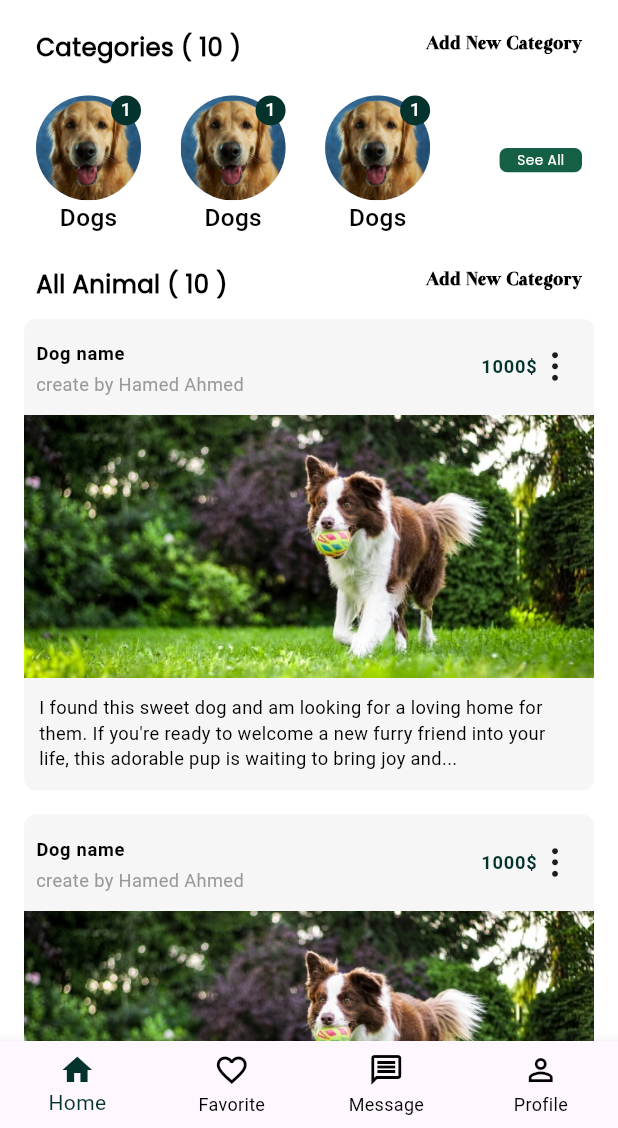
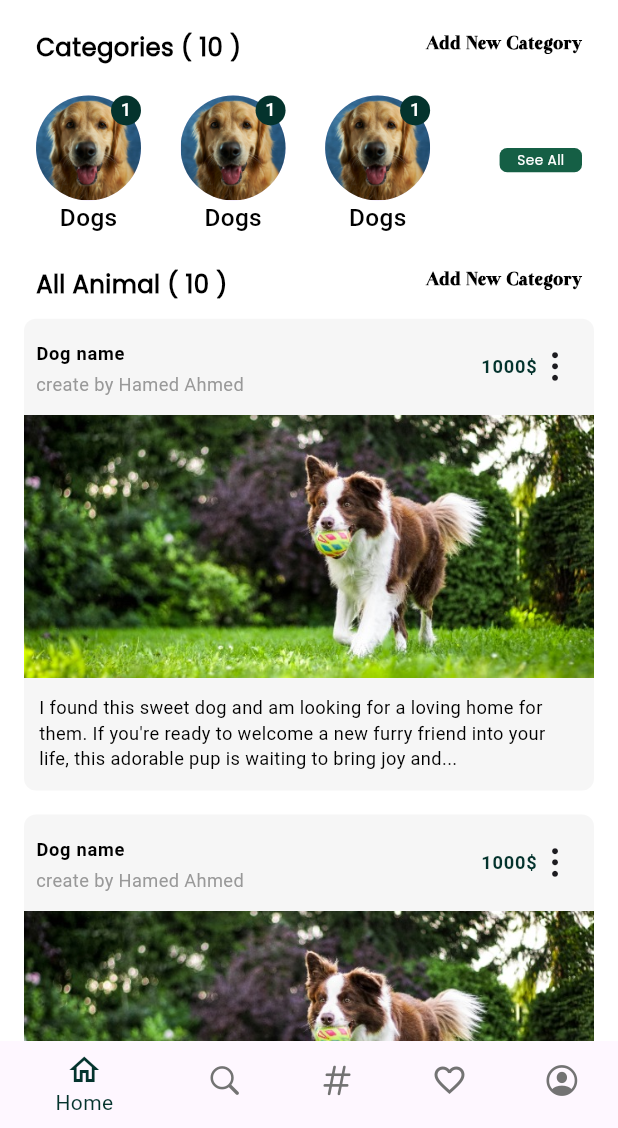
Before and after one commit to hamed12232/Animooo_App, a Flutter app: the screen it shows after launch, on a phone screen of 412 x 824 dp, the part 108-1236 px from its top. Run offline on Flutter 3.47's test engine with Material 3 defaults, Android fonts, the phone set to English and light mode, and no system bars; our stand-ins replace connectivity_plus, dartz, dio, dotted_border, flutter_bloc, flutter_screenutil and 4 more.

```diff
--- a/lib/core/routes/app_route.dart
+++ b/lib/core/routes/app_route.dart
@@ -7,6 +7,7 @@ import 'package:animoo_app/features/auth/login/view_model/login_view_model.dart'
 import 'package:animoo_app/features/auth/signUp/view_models/signup_viewmodel.dart';
 import 'package:animoo_app/features/auth/signUp/views/screen/otpVerificationScreen.dart';
 import 'package:animoo_app/features/auth/signUp/views/screen/signUpScreen.dart';
+import 'package:animoo_app/features/category/view/screen/category_screen.dart';
 import 'package:animoo_app/features/home/view/screen/home_screen.dart';
 import 'package:flutter/material.dart';
 import 'package:flutter_bloc/flutter_bloc.dart';
@@ -35,6 +36,8 @@ class AppRouteManager {
         );
       case AppRoutesName.home:
         widget = HomeScreen();
+      case AppRoutesName.category:
+        widget = CategoryScreen();
       default:
         widget = Loginscreen();
     }
@@ -49,4 +52,6 @@ class AppRoutesName {
   static const String otb = "/otp";
   static const String createNewPassword = '/CreateNewPassword';
   static const String home = '/home';
+  static const String category = '/category';
+
 }
--- a/lib/features/home/view/screen/home_screen.dart
+++ b/lib/features/home/view/screen/home_screen.dart
@@ -5,12 +5,19 @@ import 'package:animoo_app/features/home/view/widget/category_section_header.dar
 import 'package:animoo_app/features/home/view/widget/custom_app_bar_home_screen.dart';
 import 'package:animoo_app/features/home/view/widget/custom_list_view_seperator_categories.dart';
 import 'package:animoo_app/features/home/view/widget/petCard_list_view.dart';
+import 'package:flutter/cupertino.dart';
 import 'package:flutter/material.dart';
 
-class HomeScreen extends StatelessWidget {
+class HomeScreen extends StatefulWidget {
   const HomeScreen({super.key});
   static const String routeName = '/home';
 
+  @override
+  State<HomeScreen> createState() => _HomeScreenState();
+}
+
+class _HomeScreenState extends State<HomeScreen> {
+  int _selectedIndex = 0;
   @override
   Widget build(BuildContext context) {
     return Scaffold(
@@ -35,26 +42,40 @@ class HomeScreen extends StatelessWidget {
         ),
       ),
       bottomNavigationBar: BottomNavigationBar(
-        type: BottomNavigationBarType.fixed,
+        currentIndex: _selectedIndex,
+        onTap: (index) {
+          setState(() {
+            _selectedIndex = index;
+          });
+        },
+        type: BottomNavigationBarType.shifting,
         selectedItemColor: AppColors.kprimaryColor,
-        unselectedItemColor: AppColors.kblackColor,
-        showUnselectedLabels: true,
+        unselectedItemColor: AppColors.kunselectedItemColor,
+        elevation: 0,
         items: const [
           BottomNavigationBarItem(
-            icon: Icon(Icons.home),
+            icon: Icon(Icons.home_outlined),
             label: "Home",
+
+
+          ),
+          BottomNavigationBarItem(
+            icon: Icon(CupertinoIcons.search),
+            label: "Search",
+          ),
+          BottomNavigationBarItem(
+            icon: Icon(CupertinoIcons.number),
+            label: "Category",
           ),
           BottomNavigationBarItem(
             icon: Icon(Icons.favorite_border),
-            label: "Favorite",
+            label: "animals",
+
           ),
+
           BottomNavigationBarItem(
-            icon: Icon(Icons.message_outlined),
-            label: "Message",
-          ),
-          BottomNavigationBarItem(
-            icon: Icon(Icons.person_outline),
-            label: "Profile",
+            icon: Icon(CupertinoIcons.profile_circled),
+            label: "Me",
           ),
         ],
       ),
--- a/lib/features/home/view/widget/petCard_list_view.dart
+++ b/lib/features/home/view/widget/petCard_list_view.dart
@@ -1,4 +1,3 @@
-
 import 'package:animoo_app/core/style/padding.dart';
 import 'package:animoo_app/features/home/view/widget/pet_card.dart';
 import 'package:flutter/material.dart';
```
Also changed, not shown: lib/features/category/view/screen/category_screen.dart (added, +15 -0 lines).
